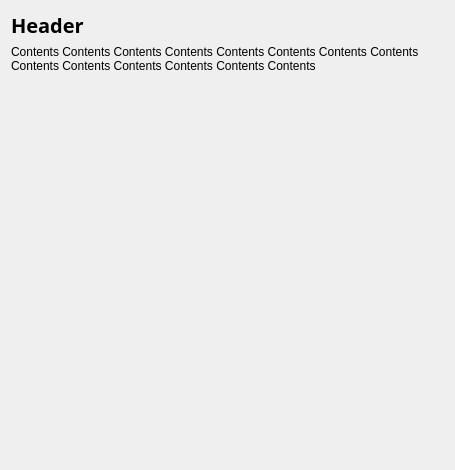
First picture: the form in app/page1/page1.ui, repository ZoomTen/theApp, before the edit.
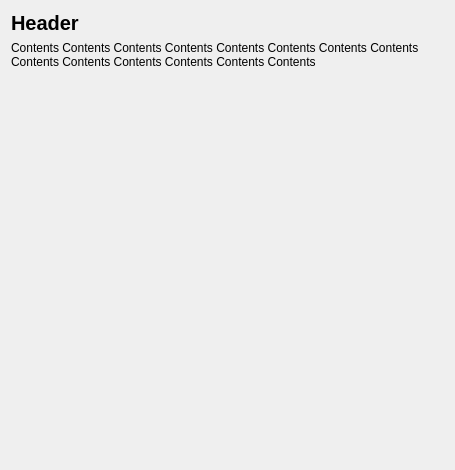
Second picture: the form after the edit.

```diff
--- a/app/page1/page1.ui
+++ b/app/page1/page1.ui
@@ -18,7 +18,6 @@
     <widget class="QLabel" name="heading">
      <property name="font">
       <font>
-       <family>Sans</family>
        <pointsize>15</pointsize>
        <weight>75</weight>
        <bold>true</bold>
```
